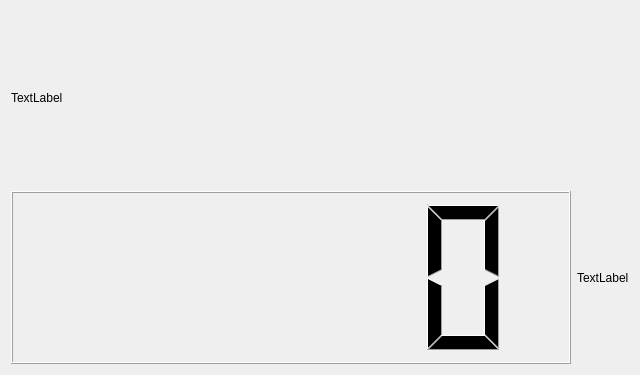
Old version of the form epyq/widgets/lcd.ui in the repository epcpower/st.
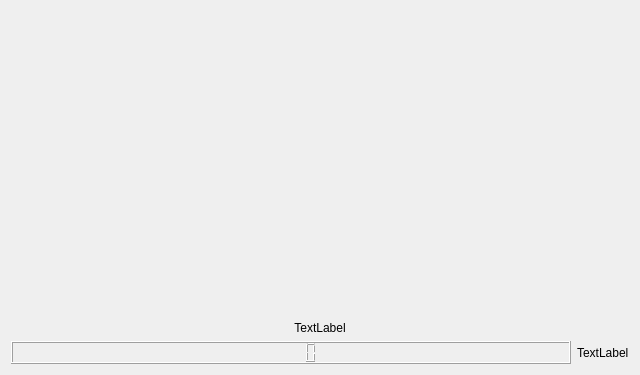
New version of the form.

Commit message:
Tidy up widget label alignment and preferred widths
Before: {F171}
After: {F173}

Ref T183

```diff
--- a/epyq/widgets/lcd.ui
+++ b/epyq/widgets/lcd.ui
@@ -15,12 +15,15 @@
   </property>
   <layout class="QHBoxLayout" name="horizontalLayout_2">
    <item>
-    <layout class="QVBoxLayout" name="verticalLayout" stretch="0,0">
+    <layout class="QVBoxLayout" name="verticalLayout" stretch="1,0">
      <item>
       <widget class="QLabel" name="label">
        <property name="text">
         <string>TextLabel</string>
        </property>
+       <property name="alignment">
+        <set>Qt::AlignBottom|Qt::AlignHCenter</set>
+       </property>
       </widget>
      </item>
      <item>
```
The commit also changes 6 other files.
